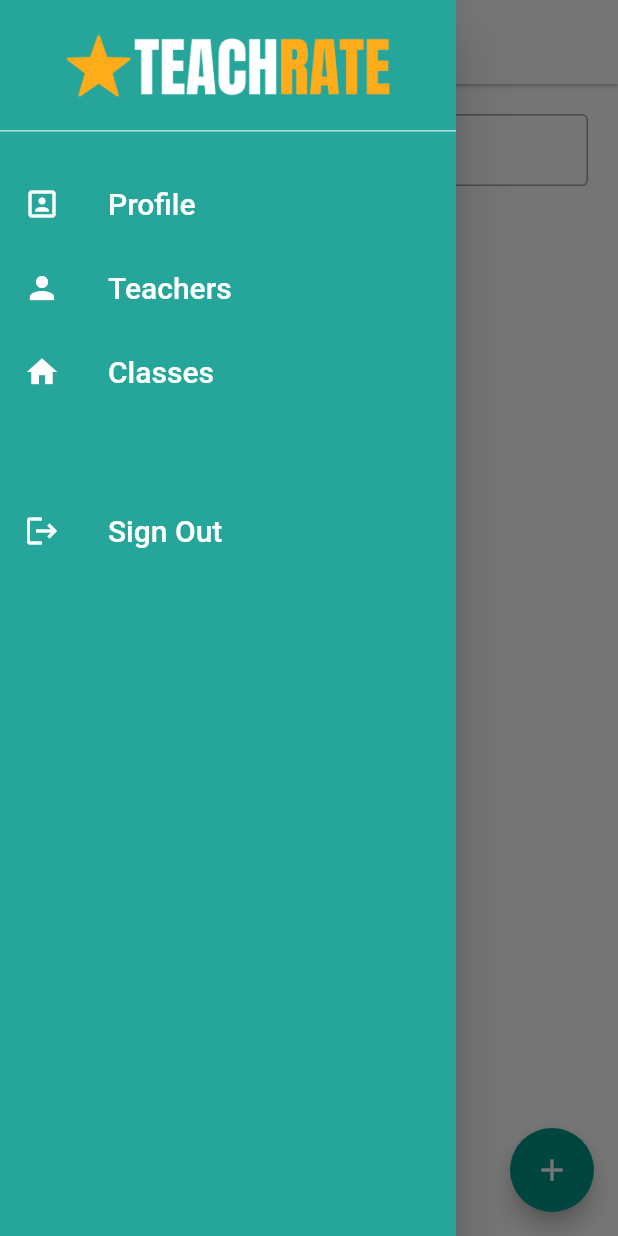
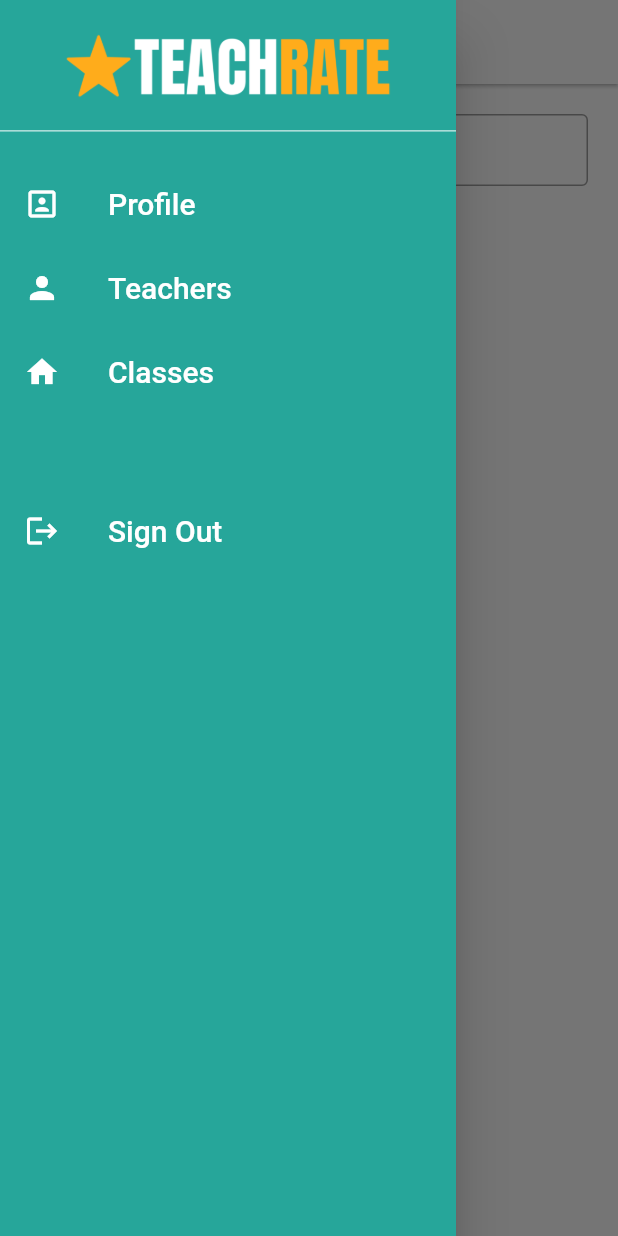
Before and after one commit to The-Kingsman/CTSE-Mobile-App, a Flutter app: the ClassesScreen screen opened directly, with the side drawer open, on a phone screen of 412 x 824 dp. Run offline on Flutter 3.47's test engine with Material 2 defaults, Android fonts, the phone set to English and light mode, and no system bars; our stand-ins replace flutter_rating_stars, flutter_spinkit, fluttertoast, shared_preferences; accounts and stored records are empty; network calls fail.

```diff
--- a/lib/screens/class/classes_screen.dart
+++ b/lib/screens/class/classes_screen.dart
@@ -4,6 +4,7 @@ import 'dart:ui';
 import 'package:flutter/material.dart';
 import 'package:fluttertoast/fluttertoast.dart';
 import 'package:provider/provider.dart';
+import 'package:shared_preferences/shared_preferences.dart';
 import 'package:teach_rate/models/Class.dart';
 import 'package:teach_rate/providers/ClassProvider.dart';
 import 'package:teach_rate/screens/class/add_class_screen.dart';
@@ -22,6 +23,7 @@ class ClassesScreen extends StatefulWidget {
 class _ClassesScreenState extends State<ClassesScreen> {
   final GlobalKey<ScaffoldState> _scaffoldKey = GlobalKey<ScaffoldState>();
   List<Class> classes = [];
+  bool isAdmin = false;
   bool loading = false;
   String searchText = '';
   late Timer searchOnStoppedTyping;
@@ -29,6 +31,7 @@ class _ClassesScreenState extends State<ClassesScreen> {
 
   @override
   void initState() {
+    checkAdmin();
     super.initState();
   }
 
@@ -42,7 +45,8 @@ class _ClassesScreenState extends State<ClassesScreen> {
         elevation: 1.0,
         centerTitle: false,
       ),
-      floatingActionButton: FloatingActionButton(
+      floatingActionButton: isAdmin
+          ? FloatingActionButton(
               onPressed: () {
                 Navigator.push(
                   context,
@@ -52,7 +56,8 @@ class _ClassesScreenState extends State<ClassesScreen> {
                 );
               },
               child: const Icon(Icons.add),
-      ),
+            )
+          : null,
       backgroundColor: Colors.white,
       key: _scaffoldKey,
       body: Padding(
@@ -188,6 +193,16 @@ class _ClassesScreenState extends State<ClassesScreen> {
     );
   }
 
+  checkAdmin() async {
+    final prefs = await SharedPreferences.getInstance();
+    var role = prefs.getString('role');
+    if (role.toString() == 'ADMIN') {
+      setState(() {
+        isAdmin = true;
+      });
+    }
+  }
+
   _updateSearchText(value) {
     const duration = Duration(milliseconds: 800);
     if (searchOnStoppedTyping != null) {
--- a/lib/screens/teacher/teachers_screen.dart
+++ b/lib/screens/teacher/teachers_screen.dart
@@ -21,7 +21,6 @@ class TeachersScreen extends StatefulWidget {
 class _TeachersScreenState extends State<TeachersScreen> {
   final GlobalKey<ScaffoldState> _scaffoldKey = GlobalKey<ScaffoldState>();
   bool isAdmin = false;
-
   bool loading = false;
   String searchText = '';
   late Timer searchOnStoppedTyping;
@@ -30,7 +29,6 @@ class _TeachersScreenState extends State<TeachersScreen> {
   @override
   initState() {
     checkAdmin();
-
     super.initState();
   }
 
```
Lines whose indentation alone changed are shown as unchanged.
